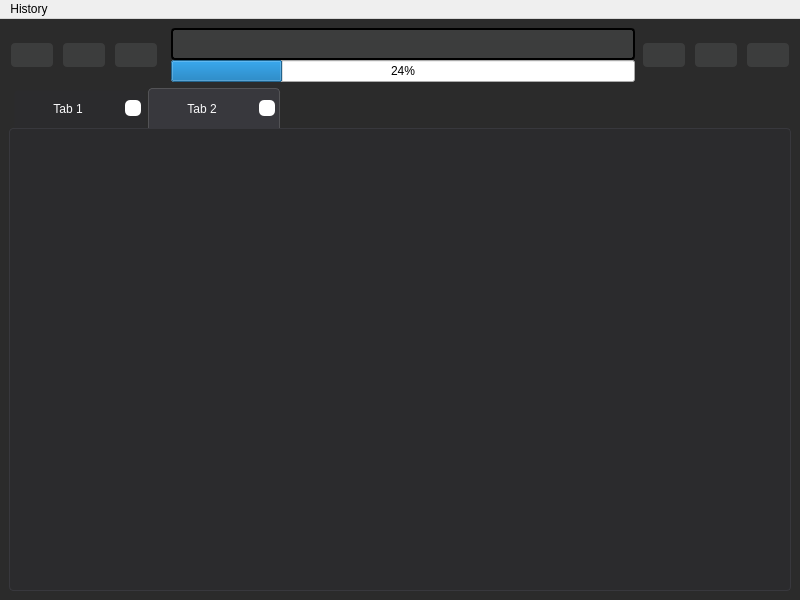
Qt form mainwindow.ui (dhkey/qt-web-browser) before a commit.
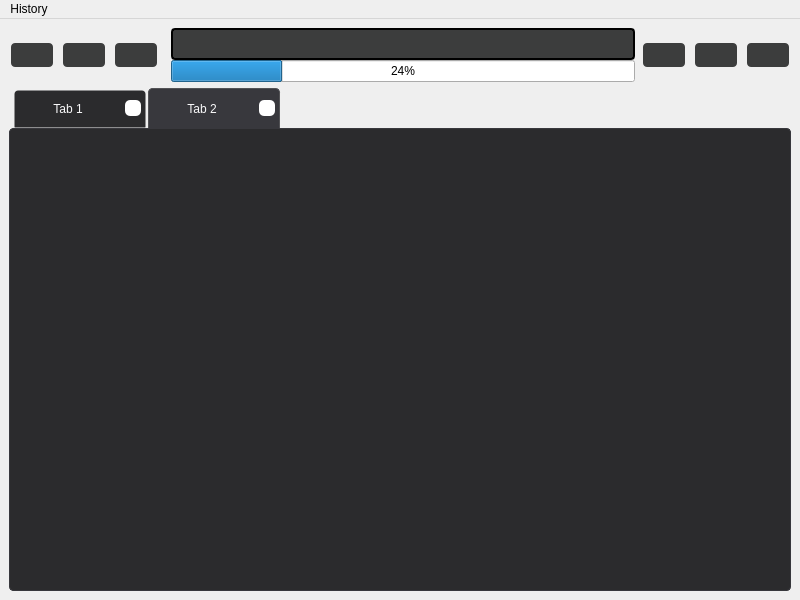
The same form after that commit. Icons and pictures are not drawn.

Commit message: added visual incognito mode indicator

Diff of the .ui file:
```diff
--- a/mainwindow.ui
+++ b/mainwindow.ui
@@ -14,10 +14,14 @@
    <string>MainWindow</string>
   </property>
   <property name="styleSheet">
-   <string notr="true">QMainWindow {
+   <string notr="true">QMainWindow[mode=&quot;normal&quot;] {
     background-color: #2b2b2b;
 }
 
+QMainWindow[mode=&quot;incognito&quot;] {
+    background-color: #9400D3;
+}
+
 QMainWindow#MainWindow QTabBar::close-button {
     background-color: rgb(255, 255, 255);
     subcontrol-position: right;
```
The commit also changes 7 other files.
